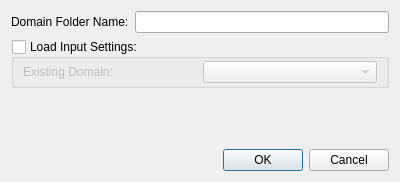
The window that src/mhm_qgis/qt/ui/forms/domain_folder_name.ui (mhm-ufz/mHM-QGIS) describes before a commit, drawn with Qt 5.
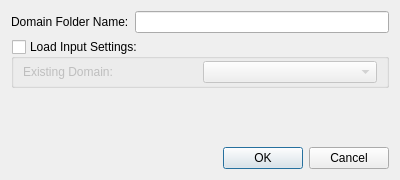
The same window after the commit.

Diff of the .ui file:
```diff
--- a/src/mhm_qgis/qt/ui/forms/domain_folder_name.ui
+++ b/src/mhm_qgis/qt/ui/forms/domain_folder_name.ui
@@ -7,7 +7,7 @@
     <x>0</x>
     <y>0</y>
     <width>400</width>
-    <height>182</height>
+    <height>180</height>
    </rect>
   </property>
   <property name="windowTitle">
```
Left out of the diff: 6 changed lines with no effect on the pictures.
